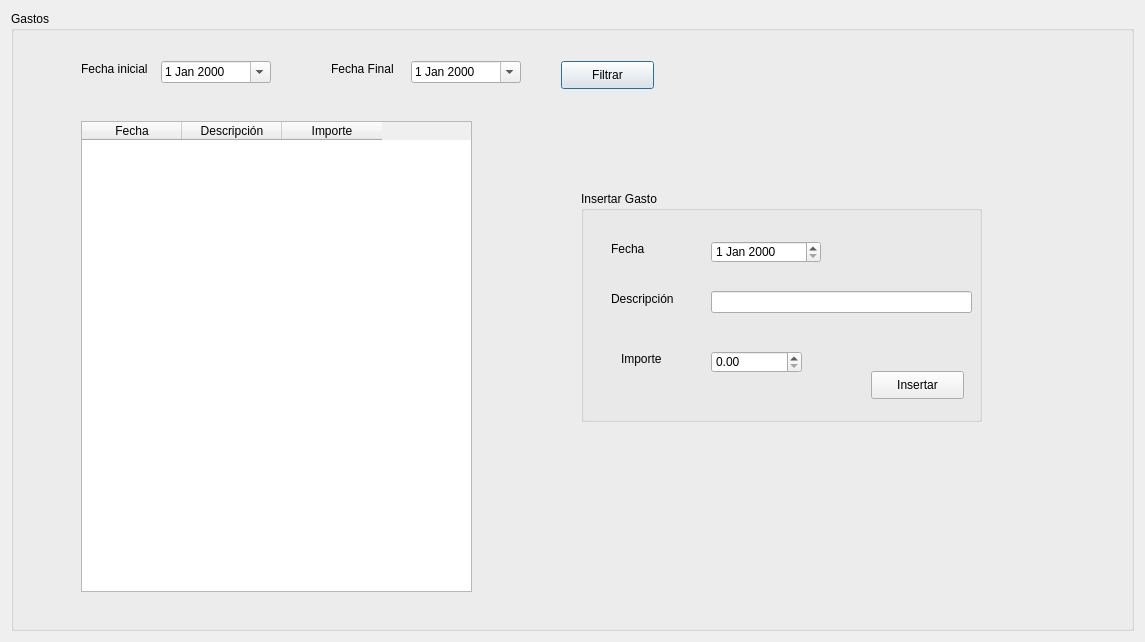
Above: RumbaBurger/form_gastos.ui from yordanlp/RumbaBurger before the change. Below: the same form after it.
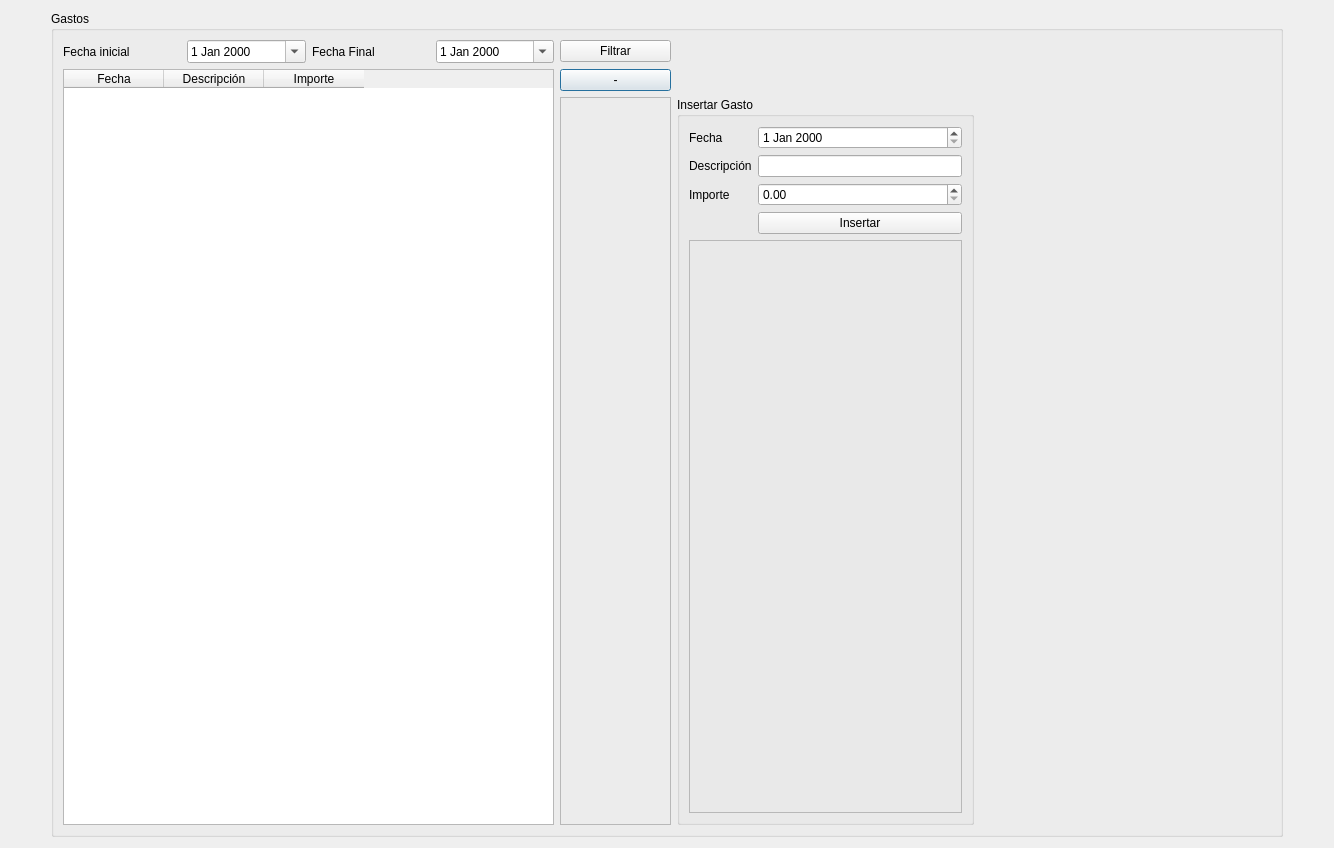
That is the form after the change.

What changed in the file:
```diff
--- a/RumbaBurger/form_gastos.ui
+++ b/RumbaBurger/form_gastos.ui
@@ -6,27 +6,64 @@
    <rect>
     <x>0</x>
     <y>0</y>
-    <width>1145</width>
-    <height>642</height>
+    <width>1334</width>
+    <height>848</height>
    </rect>
   </property>
   <property name="windowTitle">
    <string>Dialog</string>
   </property>
-  <layout class="QGridLayout" name="gridLayout">
+  <layout class="QGridLayout" name="gridLayout_2">
    <item row="0" column="0">
+    <spacer name="horizontalSpacer_2">
+     <property name="orientation">
+      <enum>Qt::Horizontal</enum>
+     </property>
+     <property name="sizeType">
+      <enum>QSizePolicy::Preferred</enum>
+     </property>
+     <property name="sizeHint" stdset="0">
+      <size>
+       <width>40</width>
+       <height>20</height>
+      </size>
+     </property>
+    </spacer>
+   </item>
+   <item row="0" column="1">
     <widget class="QGroupBox" name="groupBox">
      <property name="title">
       <string>Gastos</string>
      </property>
+     <layout class="QGridLayout" name="gridLayout_3">
+      <item row="0" column="2">
+       <widget class="QLabel" name="label_2">
+        <property name="text">
+         <string>Fecha Final</string>
+        </property>
+       </widget>
+      </item>
+      <item row="0" column="3">
+       <widget class="QDateEdit" name="de_final">
+        <property name="calendarPopup">
+         <bool>true</bool>
+        </property>
+       </widget>
+      </item>
+      <item row="1" column="4">
+       <widget class="QPushButton" name="pb_eliminar">
+        <property name="text">
+         <string>-</string>
+        </property>
+       </widget>
+      </item>
+      <item row="1" column="0" rowspan="2" colspan="4">
      <widget class="QTableWidget" name="tw_gastos">
-      <property name="geometry">
-       <rect>
-        <x>70</x>
-        <y>110</y>
-        <width>391</width>
-        <height>471</height>
-       </rect>
+        <property name="minimumSize">
+         <size>
+          <width>491</width>
+          <height>0</height>
+         </size>
       </property>
       <column>
        <property name="text">
@@ -44,170 +81,135 @@
        </property>
       </column>
      </widget>
+      </item>
+      <item row="0" column="0">
      <widget class="QLabel" name="label">
-      <property name="geometry">
-       <rect>
-        <x>70</x>
-        <y>50</y>
-        <width>81</width>
-        <height>16</height>
-       </rect>
-      </property>
       <property name="text">
        <string>Fecha inicial</string>
       </property>
      </widget>
-     <widget class="QLabel" name="label_2">
-      <property name="geometry">
-       <rect>
-        <x>320</x>
-        <y>50</y>
-        <width>71</width>
-        <height>16</height>
-       </rect>
-      </property>
-      <property name="text">
-       <string>Fecha Final</string>
-      </property>
-     </widget>
-     <widget class="QDateEdit" name="de_inicial">
-      <property name="geometry">
-       <rect>
-        <x>150</x>
-        <y>50</y>
-        <width>110</width>
-        <height>22</height>
-       </rect>
-      </property>
-      <property name="calendarPopup">
-       <bool>true</bool>
-      </property>
-     </widget>
+      </item>
+      <item row="0" column="4">
      <widget class="QPushButton" name="pb_filtrar">
-      <property name="geometry">
-       <rect>
-        <x>550</x>
-        <y>50</y>
-        <width>93</width>
-        <height>28</height>
-       </rect>
-      </property>
       <property name="text">
        <string>Filtrar</string>
       </property>
      </widget>
-     <widget class="QDateEdit" name="de_final">
-      <property name="geometry">
-       <rect>
-        <x>400</x>
-        <y>50</y>
-        <width>110</width>
-        <height>22</height>
-       </rect>
-      </property>
+      </item>
+      <item row="0" column="1">
+       <widget class="QDateEdit" name="de_inicial">
       <property name="calendarPopup">
        <bool>true</bool>
       </property>
      </widget>
+      </item>
+      <item row="2" column="5">
      <widget class="QGroupBox" name="groupBox_2">
-      <property name="geometry">
-       <rect>
-        <x>570</x>
-        <y>180</y>
-        <width>401</width>
-        <height>231</height>
-       </rect>
-      </property>
       <property name="title">
        <string>Insertar Gasto</string>
       </property>
-      <widget class="QLabel" name="label_3">
-       <property name="geometry">
-        <rect>
-         <x>30</x>
-         <y>100</y>
-         <width>81</width>
-         <height>16</height>
-        </rect>
-       </property>
-       <property name="text">
-        <string>Descripción</string>
-       </property>
-      </widget>
-      <widget class="QLineEdit" name="le_descripcion">
-       <property name="geometry">
-        <rect>
-         <x>130</x>
-         <y>100</y>
-         <width>261</width>
-         <height>22</height>
-        </rect>
-       </property>
-      </widget>
-      <widget class="QLabel" name="label_4">
-       <property name="geometry">
-        <rect>
-         <x>40</x>
-         <y>160</y>
-         <width>55</width>
-         <height>16</height>
-        </rect>
-       </property>
-       <property name="text">
-        <string>Importe</string>
-       </property>
-      </widget>
+        <layout class="QGridLayout" name="gridLayout">
+         <item row="0" column="0">
       <widget class="QLabel" name="label_5">
-       <property name="geometry">
-        <rect>
-         <x>30</x>
-         <y>50</y>
-         <width>55</width>
-         <height>16</height>
-        </rect>
-       </property>
        <property name="text">
         <string>Fecha</string>
        </property>
       </widget>
-      <widget class="QDateEdit" name="de_fecha">
-       <property name="geometry">
-        <rect>
-         <x>130</x>
-         <y>50</y>
-         <width>110</width>
-         <height>22</height>
-        </rect>
-       </property>
-      </widget>
+         </item>
+         <item row="0" column="1">
+          <widget class="QDateEdit" name="de_fecha"/>
+         </item>
+         <item row="2" column="1">
       <widget class="QDoubleSpinBox" name="sb_importe">
-       <property name="geometry">
-        <rect>
-         <x>130</x>
-         <y>160</y>
-         <width>91</width>
-         <height>22</height>
-        </rect>
-       </property>
        <property name="maximum">
         <double>1000000000000000.000000000000000</double>
        </property>
       </widget>
+         </item>
+         <item row="1" column="0">
+          <widget class="QLabel" name="label_3">
+           <property name="text">
+            <string>Descripción</string>
+           </property>
+          </widget>
+         </item>
+         <item row="1" column="1">
+          <widget class="QLineEdit" name="le_descripcion"/>
+         </item>
+         <item row="3" column="1">
       <widget class="QPushButton" name="pb_insertar">
-       <property name="geometry">
-        <rect>
-         <x>290</x>
-         <y>180</y>
-         <width>93</width>
-         <height>28</height>
-        </rect>
-       </property>
        <property name="text">
         <string>Insertar</string>
        </property>
       </widget>
-     </widget>
-    </widget>
+         </item>
+         <item row="2" column="0">
+          <widget class="QLabel" name="label_4">
+           <property name="text">
+            <string>Importe</string>
+           </property>
+          </widget>
+         </item>
+         <item row="4" column="0" colspan="2">
+          <widget class="QFrame" name="frame_2">
+           <property name="frameShape">
+            <enum>QFrame::StyledPanel</enum>
+           </property>
+           <property name="frameShadow">
+            <enum>QFrame::Raised</enum>
+           </property>
+          </widget>
+         </item>
+        </layout>
+       </widget>
+      </item>
+      <item row="2" column="4">
+       <widget class="QFrame" name="frame">
+        <property name="minimumSize">
+         <size>
+          <width>111</width>
+          <height>0</height>
+         </size>
+        </property>
+        <property name="frameShape">
+         <enum>QFrame::StyledPanel</enum>
+        </property>
+        <property name="frameShadow">
+         <enum>QFrame::Raised</enum>
+        </property>
+       </widget>
+      </item>
+      <item row="2" column="6">
+       <spacer name="horizontalSpacer">
+        <property name="orientation">
+         <enum>Qt::Horizontal</enum>
+        </property>
+        <property name="sizeHint" stdset="0">
+         <size>
+          <width>40</width>
+          <height>20</height>
+         </size>
+        </property>
+       </spacer>
+      </item>
+     </layout>
+    </widget>
+   </item>
+   <item row="0" column="2">
+    <spacer name="horizontalSpacer_3">
+     <property name="orientation">
+      <enum>Qt::Horizontal</enum>
+     </property>
+     <property name="sizeType">
+      <enum>QSizePolicy::Preferred</enum>
+     </property>
+     <property name="sizeHint" stdset="0">
+      <size>
+       <width>40</width>
+       <height>20</height>
+      </size>
+     </property>
+    </spacer>
    </item>
   </layout>
  </widget>
```
Lines whose indentation alone changed are shown as unchanged.
